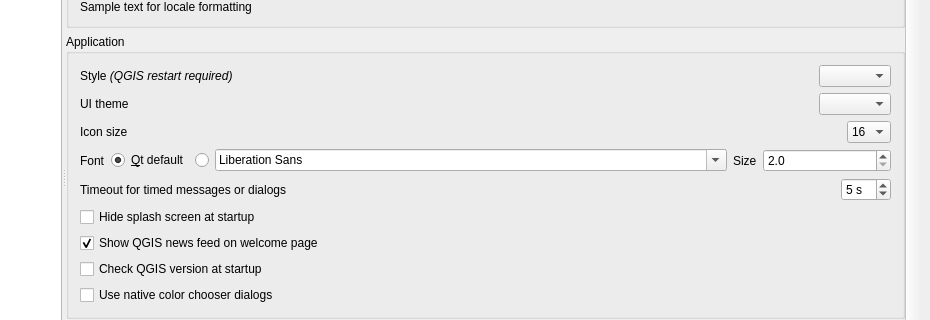
First picture: the form in src/ui/qgsoptionsbase.ui, repository carsmie/QGIS, before the edit; both pictures show x 99 to 1029 and y 176 to 496 of the 1029 by 734 pixel window.
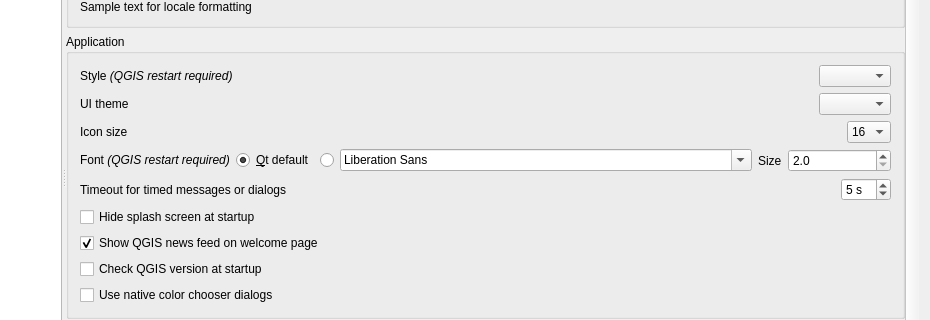
Second picture: the form after the edit. Icons and pictures are not drawn. Custom widgets are drawn as their Qt base class.

Commit message:
Only set application font once at startup, and require restarts after user changes the font
Avoids a potential crash

Fixes #54402
Fixes #54295
Fixes #53466
Fixes #54130

Diff of the .ui file:
```diff
--- a/src/ui/qgsoptionsbase.ui
+++ b/src/ui/qgsoptionsbase.ui
@@ -374,7 +374,7 @@
                     <item>
                      <widget class="QLabel" name="label_43">
                       <property name="text">
-                       <string>Font</string>
+                       <string>Font &lt;i&gt;(QGIS restart required)&lt;/i&gt;</string>
                       </property>
                      </widget>
                     </item>
```
The commit also changes 2 other files.
